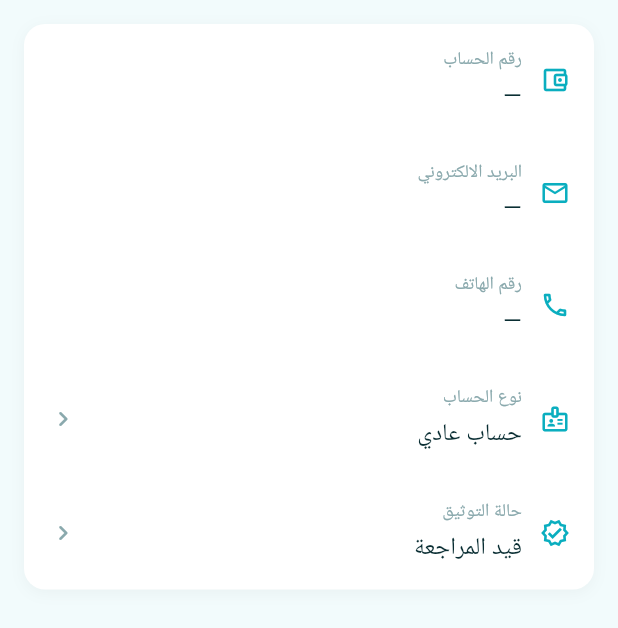
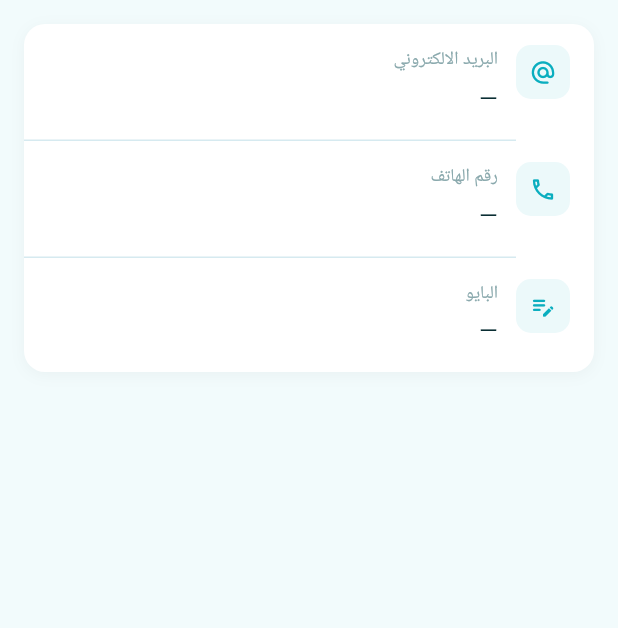
Before and after one commit to dev-mustafashihab/shihab-marketplace, a Flutter app: the _AccountTab widget shown alone on an empty page, opened directly with empty values, on a phone screen of 412 x 824 dp. Shown: the top 628 px of the screen. Run offline on Flutter 3.47's test engine with Material 3 defaults, Android fonts, the light colour scheme and no system bars; our stand-ins replace cached_network_image, flutter_riverpod, geolocator, google_fonts, hugeicons, image_picker and 3 more; accounts and stored records are empty; network calls fail; Roboto replaces fonts that are missing (Cairo).

Commit message:
Account tab: email/phone/bio only, improved edit UX, clean icons

```diff
--- a/frontend/lib/features/profile/account_info_screen.dart
+++ b/frontend/lib/features/profile/account_info_screen.dart
@@ -42,19 +42,31 @@ class _AccountInfoScreenState extends ConsumerState<AccountInfoScreen>
       appBar: AppBar(
         title: const Text('معلومات الحساب'),
         actions: [
-          // زر تعديل أعلى يسار
-          IconButton(
-            icon: Icon(_editing ? Icons.check_rounded : Icons.edit_outlined),
-            tooltip: _editing ? 'حفظ' : 'تعديل',
-            onPressed: () {
-              setState(() => _editing = !_editing);
-              if (!_editing) {
-                // حفظ التعديلات
-                ScaffoldMessenger.of(context).showSnackBar(
-                  const SnackBar(content: Text('تم حفظ التعديلات')),
-                );
-              }
-            },
+          // زر تعديل / حفظ
+          Padding(
+            padding: const EdgeInsets.only(left: 8),
+            child: _editing
+                ? TextButton.icon(
+                    onPressed: () {
+                      setState(() => _editing = false);
+                      ScaffoldMessenger.of(context).showSnackBar(
+                        const SnackBar(content: Text('تم حفظ التعديلات')),
+                      );
+                    },
+                    icon: const Icon(Icons.check_rounded, size: 18),
+                    label: const Text('حفظ'),
+                    style: TextButton.styleFrom(
+                      foregroundColor: Colors.white,
+                      backgroundColor: const Color(0xFF0AAEBF),
+                      shape: RoundedRectangleBorder(borderRadius: BorderRadius.circular(8)),
+                      padding: const EdgeInsets.symmetric(horizontal: 12, vertical: 6),
+                    ),
+                  )
+                : IconButton(
+                    icon: const Icon(Icons.edit_outlined),
+                    tooltip: 'تعديل',
+                    onPressed: () => setState(() => _editing = true),
+                  ),
           ),
         ],
         bottom: TabBar(
@@ -62,6 +74,9 @@ class _AccountInfoScreenState extends ConsumerState<AccountInfoScreen>
           labelColor: c.primary,
           unselectedLabelColor: c.textMuted,
           indicatorColor: c.primary,
+          indicatorWeight: 3,
+          labelStyle: AppText.bodyM(c.textPrimary).copyWith(fontWeight: FontWeight.w600),
+          unselectedLabelStyle: AppText.bodyM(c.textMuted),
           tabs: const [
             Tab(text: 'الحساب'),
             Tab(text: 'الشخصية'),
@@ -98,47 +113,34 @@ class _AccountTab extends StatelessWidget {
 
   @override
   Widget build(BuildContext context) {
-    final fields = [
-      _FieldData('رقم الحساب', _formatAccount('${profile['walletAccountId'] ?? ''}'), Icons.account_balance_wallet_outlined),
-      _FieldData('البريد الالكتروني', email, Icons.email_outlined),
-      _FieldData('رقم الهاتف', '${profile['phone'] ?? ''}', Icons.phone_outlined),
-      _FieldData('نوع الحساب', _accountType(profile), Icons.badge_outlined),
-      _FieldData('حالة التوثيق', _kycStatus(profile), Icons.verified_outlined),
-    ];
-
     return SingleChildScrollView(
       padding: const EdgeInsets.all(AppSpacing.screenH),
       child: Column(children: [
         _InfoCard(
-          title: 'معلومات الحساب',
-          children: fields.map((f) => _InfoRow(
-            icon: f.icon,
-            label: f.label,
-            value: f.value,
-            editable: false, // الحساب لا يُعدّل
-          )).toList(),
+          children: [
+            _InfoRow(
+              icon: Icons.alternate_email_rounded,
+              label: 'البريد الالكتروني',
+              value: email,
+              editable: editing,
+            ),
+            _InfoRow(
+              icon: Icons.phone_outlined,
+              label: 'رقم الهاتف',
+              value: '${profile['phone'] ?? ''}',
+              editable: editing,
+            ),
+            _InfoRow(
+              icon: Icons.edit_note_rounded,
+              label: 'البايو',
+              value: '${profile['bio'] ?? ''}',
+              editable: editing,
+              maxLines: 3,
+            ),
+          ],
         ),
       ]),
     );
-  }
-
-  static String _formatAccount(String raw) {
-    final d = raw.replaceAll(RegExp(r'[\s\-]'), '');
-    if (d.length != 16) return raw;
-    return '${d.substring(0, 4)} ${d.substring(4, 8)} ${d.substring(8, 12)} ${d.substring(12)}';
-  }
-
-  String _accountType(Map<String, dynamic> p) {
-    if (p['role'] == 'VENDOR') return 'حساب تجاري';
-    if (p['isPremium'] == true) return 'حساب مميز';
-    return 'حساب عادي';
-  }
-
-  String _kycStatus(Map<String, dynamic> p) {
-    final s = '${p['kycStatus'] ?? ''}';
-    if (s == 'APPROVED') return 'موثق';
-    if (s == 'REJECTED') return 'مرفوض';
-    return 'قيد المراجعة';
   }
 }
 
@@ -153,12 +155,12 @@ class _PersonalTab extends StatelessWidget {
   Widget build(BuildContext context) {
     final fields = [
       _FieldData('الاسم الكامل', '${profile['fullName'] ?? ''}', Icons.person_outline_rounded),
-      _FieldData('اسم الأب', '${profile['fatherName'] ?? ''}', Icons.family_restroom_outlined),
-      _FieldData('اسم الأم', '${profile['motherName'] ?? ''}', Icons.family_restroom_outlined),
-      _FieldData('الرقم الوطني', _mask('${profile['nationalId'] ?? ''}', 11), Icons.badge_outlined),
+      _FieldData('اسم الأب', '${profile['fatherName'] ?? ''}', Icons.emoji_people_outlined),
+      _FieldData('اسم الأم', '${profile['motherName'] ?? ''}', Icons.emoji_people_outlined),
+      _FieldData('الرقم الوطني', _mask('${profile['nationalId'] ?? ''}', 11), Icons.fingerprint),
       _FieldData('تاريخ الميلاد', _formatDate('${profile['birthDate'] ?? ''}'), Icons.cake_outlined),
       _FieldData('المحافظة', '${profile['governorate'] ?? ''}', Icons.location_city_outlined),
-      _FieldData('المدينة', '${profile['city'] ?? ''}', Icons.location_on_outlined),
+      _FieldData('المدينة', '${profile['city'] ?? ''}', Icons.place_outlined),
       _FieldData('العنوان', '${profile['address'] ?? ''}', Icons.home_outlined),
     ];
 
@@ -166,8 +168,6 @@ class _PersonalTab extends StatelessWidget {
       padding: const EdgeInsets.all(AppSpacing.screenH),
       child: Column(children: [
         _InfoCard(
-          title: 'البيانات الشخصية',
-          editable: editing,
           children: fields.map((f) => _InfoRow(
             icon: f.icon,
             label: f.label,
@@ -216,8 +216,6 @@ class _GuardianTab extends StatelessWidget {
       padding: const EdgeInsets.all(AppSpacing.screenH),
       child: Column(children: [
         _InfoCard(
-          title: 'بيانات الوصي',
-          editable: editing,
           children: fields.map((f) => _InfoRow(
             icon: f.icon,
             label: f.label,
@@ -227,10 +225,22 @@ class _GuardianTab extends StatelessWidget {
         ),
         if (editing) ...[
           const SizedBox(height: AppSpacing.s16),
-          Text(
-            'ملاحظة: بيانات الوصي مطلوبة للحسابات تحت سن 18.',
-            style: AppText.caption(c.textMuted),
-            textAlign: TextAlign.center,
+          Container(
+            padding: const EdgeInsets.all(12),
+            decoration: BoxDecoration(
+              color: const Color(0xFFFFA726).withOpacity(0.08),
+              borderRadius: BorderRadius.circular(12),
+            ),
+            child: Row(children: [
+              const Icon(Icons.info_outline_rounded, size: 18, color: Color(0xFFFFA726)),
+              const SizedBox(width: 8),
+              Expanded(
+                child: Text(
+                  'بيانات الوصي مطلوبة للحسابات تحت سن 18.',
+                  style: AppText.caption(const Color(0xFFFFA726)),
+                ),
+              ),
+            ]),
           ),
         ],
       ]),
@@ -248,10 +258,8 @@ class _FieldData {
 }
 
 class _InfoCard extends StatelessWidget {
-  const _InfoCard({required this.title, required this.children, this.editable = false});
-  final String title;
+  const _InfoCard({required this.children});
   final List<Widget> children;
-  final bool editable;
 
   @override
   Widget build(BuildContext context) {
@@ -265,7 +273,13 @@ class _InfoCard extends StatelessWidget {
       ),
       child: ClipRRect(
         borderRadius: BorderRadius.circular(14),
-        child: Column(children: children),
+        child: Column(children: [
+          for (var i = 0; i < children.length; i++) ...[
+            children[i],
+            if (i < children.length - 1)
+              Divider(height: 1, color: const Color(0xFFD6EAF0), indent: 52),
+          ],
+        ]),
       ),
     );
   }
@@ -277,39 +291,49 @@ class _InfoRow extends StatelessWidget {
     required this.label,
     required this.value,
     required this.editable,
+    this.maxLines = 1,
   });
 
   final IconData icon;
   final String label;
   final String value;
   final bool editable;
+  final int maxLines;
 
   @override
   Widget build(BuildContext context) {
     final c = context.colors;
     return Padding(
       padding: const EdgeInsets.symmetric(horizontal: 16, vertical: 14),
-      child: Row(children: [
-        Icon(icon, size: 20, color: const Color(0xFF0AAEBF)),
+      child: Row(crossAxisAlignment: CrossAxisAlignment.start, children: [
+        Container(
+          width: 36,
+          height: 36,
+          decoration: BoxDecoration(
+            color: const Color(0xFF0AAEBF).withOpacity(0.08),
+            borderRadius: BorderRadius.circular(10),
+          ),
+          child: Icon(icon, size: 18, color: const Color(0xFF0AAEBF)),
+        ),
         const SizedBox(width: 12),
         Expanded(
           child: Column(
             crossAxisAlignment: CrossAxisAlignment.start,
             children: [
               Text(label, style: AppText.caption(c.textMuted)),
-              const SizedBox(height: 2),
+              const SizedBox(height: 4),
               editable
-                  ? _EditableField(value: value)
+                  ? _EditableField(value: value, maxLines: maxLines)
                   : Text(
                       value.isNotEmpty ? value : '—',
                       style: AppText.bodyL(c.textPrimary),
                       textDirection: _isLtr(value) ? TextDirection.ltr : null,
+                      maxLines: maxLines,
+                      overflow: TextOverflow.ellipsis,
                     ),
             ],
           ),
         ),
-        if (!editable && value.isNotEmpty)
-          Icon(Icons.chevron_left_rounded, size: 20, color: c.textMuted),
       ]),
     );
   }
@@ -318,22 +342,28 @@ class _InfoRow extends StatelessWidget {
 }
 
 class _EditableField extends StatelessWidget {
-  const _EditableField({required this.value});
+  const _EditableField({required this.value, this.maxLines = 1});
   final String value;
+  final int maxLines;
 
   @override
   Widget build(BuildContext context) {
     return TextFormField(
       initialValue: value,
+      maxLines: maxLines,
       style: AppText.bodyL(const Color(0xFF0A2E33)),
       decoration: InputDecoration(
         isDense: true,
-        contentPadding: const EdgeInsets.symmetric(vertical: 4),
-        border: UnderlineInputBorder(
-          borderSide: BorderSide(color: const Color(0xFF0AAEBF).withOpacity(0.3)),
+        contentPadding: const EdgeInsets.symmetric(vertical: 8, horizontal: 12),
+        filled: true,
+        fillColor: const Color(0xFFF2FBFC),
+        border: OutlineInputBorder(
+          borderRadius: BorderRadius.circular(10),
+          borderSide: BorderSide.none,
         ),
-        focusedBorder: const UnderlineInputBorder(
-          borderSide: BorderSide(color: Color(0xFF0AAEBF), width: 2),
+        focusedBorder: OutlineInputBorder(
+          borderRadius: BorderRadius.circular(10),
+          borderSide: const BorderSide(color: Color(0xFF0AAEBF), width: 1.5),
         ),
       ),
     );
```
Also changed, not shown: admin/assets/fonts/MaterialIcons-Regular.otf, 3 other files.
